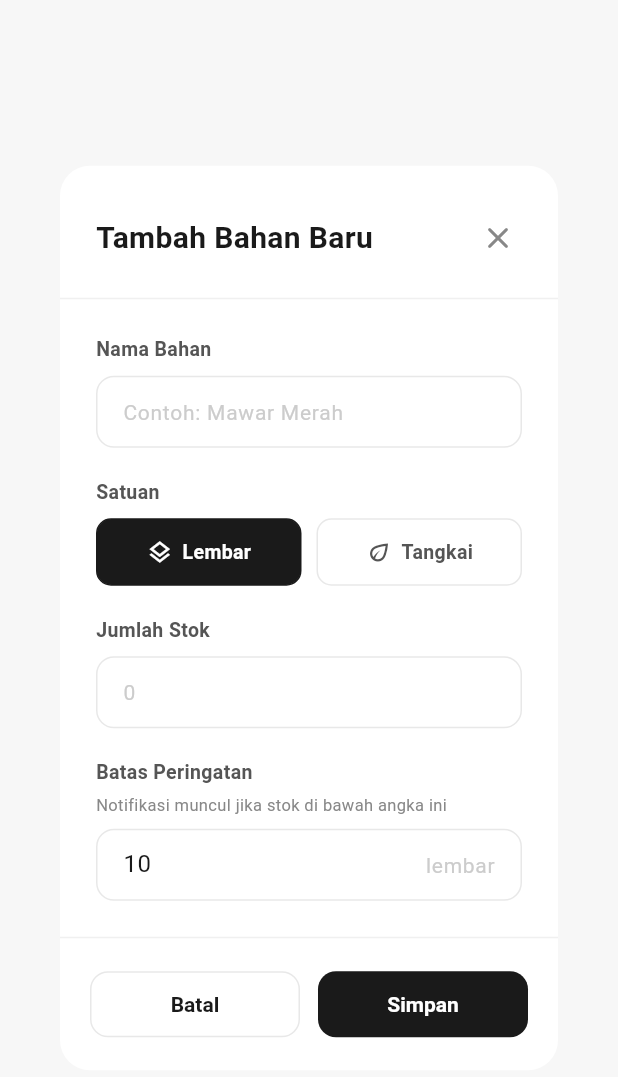
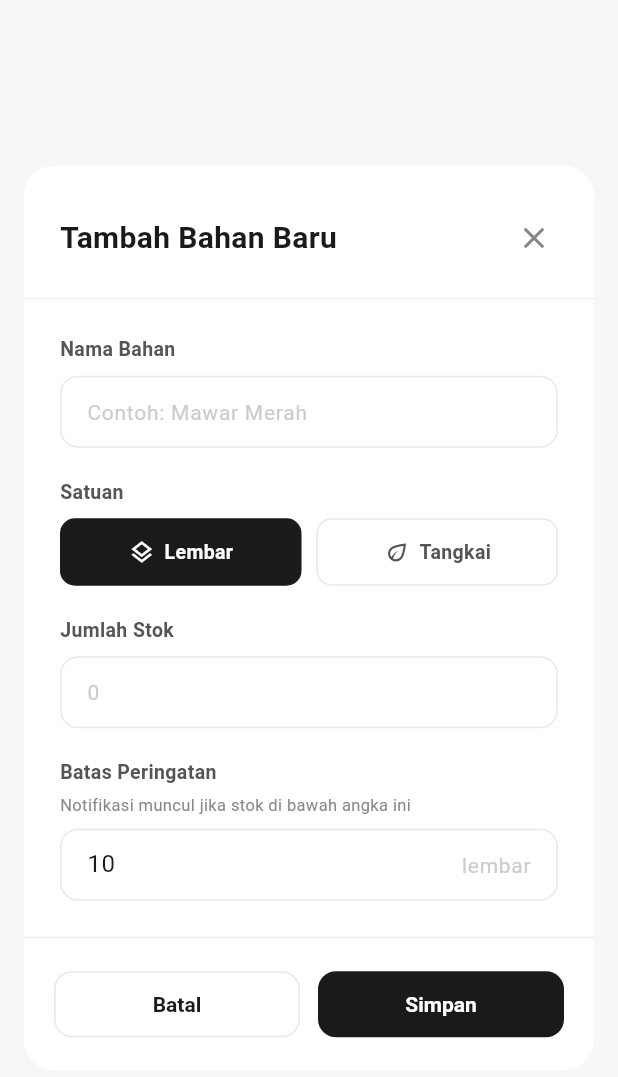
Before and after one commit to teranixbq/Flokower, a Flutter app: the MaterialForm widget shown alone on an empty page, opened directly, on a phone screen of 412 x 824 dp. Shown: the top 1077 px of the screen. Run offline on Flutter 3.47's test engine with Material 3 defaults, Android fonts, the phone set to English and light mode, and no system bars; our stand-ins replace cloud_firestore, firebase_auth, firebase_core, firebase_storage, flutter_dotenv, flutter_riverpod and 1 more; accounts and stored records are empty.

Commit message:
FIX BoxConstraints non-normalized error in dialogs
ROOT CAUSE:
- MaterialForm and ProductFormDialog used MediaQuery-based BoxConstraints
- minWidth: MediaQuery.width > 600 ? 480 : MediaQuery.width
- When Chrome window is narrow, this creates invalid constraints
- Results in 'BoxConstraints has non-normalized' crash

FIX:
- Replaced dynamic MediaQuery constraints with fixed const constraints
- MaterialForm: maxWidth 480, maxHeight 640
- ProductFormDialog: maxWidth 500, maxHeight 700
- Added insetPadding for proper dialog margins
- No more MediaQuery dependency in dialogs

```diff
--- a/lib/features/inventory/presentation/widgets/material_form.dart
+++ b/lib/features/inventory/presentation/widgets/material_form.dart
@@ -91,15 +91,14 @@ class _MaterialFormState extends ConsumerState<MaterialForm> {
   @override
   Widget build(BuildContext context) {
     return Dialog(
-      child: ConstrainedBox(
-        constraints: BoxConstraints(
-          maxHeight: MediaQuery.of(context).size.height * 0.85,
-          maxWidth: 480,
-          minWidth: MediaQuery.of(context).size.width > 600 ? 480 : MediaQuery.of(context).size.width,
-        ),
-        child: Column(
-          mainAxisSize: MainAxisSize.min,
-          children: [
+      insetPadding: const EdgeInsets.symmetric(horizontal: 16, vertical: 24),
+      child: FractionallySizedBox(
+        widthFactor: 1.0,
+        child: ConstrainedBox(
+          constraints: const BoxConstraints(maxWidth: 480, maxHeight: 640),
+          child: Column(
+            mainAxisSize: MainAxisSize.min,
+            children: [
             // Header
             Padding(
               padding: const EdgeInsets.fromLTRB(24, 24, 16, 16),
@@ -218,6 +217,7 @@ class _MaterialFormState extends ConsumerState<MaterialForm> {
             ),
           ],
         ),
+        ),
       ),
     );
   }
```
Also changed, not shown: lib/features/inventory/presentation/widgets/product_form_dialog.dart (+5 -5 lines).
